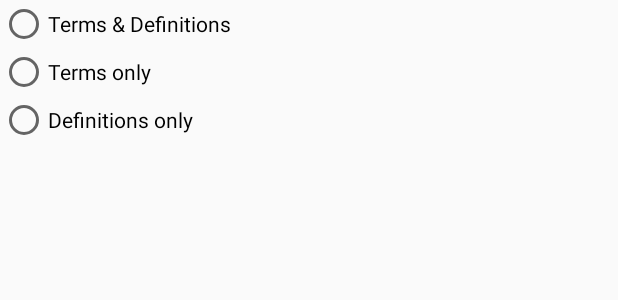
After one commit to padmasambhava/yoga-glossary-android, an Android app: the layout fragment_filter_options.xml on its own in the app's theme, with its tools: preview values and no code run, on a phone screen of 412 x 824 dp. The commit adds this screen. Shown: the top 300 px of the screen. Run offline under Robolectric (Android 15) with nearby library versions, the phone set to English and light mode, and no system bars.

Commit message:
filter things

```diff
--- a/app/src/main/java/uk/org/padma/yogaglossary/GEntry.java
+++ b/app/src/main/java/uk/org/padma/yogaglossary/GEntry.java
@@ -7,7 +7,7 @@ public class GEntry {
     public ArrayList<String> definition;
     public String search;
 
-    public GEntry(){ //String term, String definition) {
+    public GEntry(){
         this.definition = new ArrayList<String>();
     }
 }
--- /dev/null
+++ b/app/src/main/res/layout/fragment_filter_options.xml
@@ -0,0 +1,29 @@
+<LinearLayout xmlns:android="http://schemas.android.com/apk/res/android"
+    xmlns:tools="http://schemas.android.com/tools"
+    android:layout_width="match_parent"
+    android:layout_height="match_parent"
+    tools:context="uk.org.padma.yogaglossary.FilterOptionsDialogFragment">
+
+    <RadioGroup xmlns:android="http://schemas.android.com/apk/res/android"
+        android:layout_width="match_parent"
+        android:layout_height="wrap_content"
+        android:orientation="vertical">
+        <RadioButton android:id="@+id/radio_all"
+            android:layout_width="wrap_content"
+            android:layout_height="wrap_content"
+            android:text="Terms &amp; Definitions"
+            />
+        <RadioButton android:id="@+id/radio_terms"
+            android:layout_width="wrap_content"
+            android:layout_height="wrap_content"
+            android:text="Terms only"
+            />
+        <RadioButton android:id="@+id/radio_definitions"
+            android:layout_width="wrap_content"
+            android:layout_height="wrap_content"
+            android:text="Definitions only"
+            />
+    </RadioGroup>
+
+
+</LinearLayout>
--- a/app/src/main/res/layout/fragment_glossary.xml
+++ b/app/src/main/res/layout/fragment_glossary.xml
@@ -12,7 +12,7 @@
         android:layout_height="wrap_content">
 
         <Button
-            android:id="@+id/butt_filter_type"
+            android:id="@+id/butt_filter_options"
             android:layout_width="100dp"
             android:layout_height="wrap_content"
             android:layout_marginRight="10dp"
@@ -25,8 +25,8 @@
             android:layout_width="wrap_content"
             android:layout_height="wrap_content"
             android:layout_weight="10"
-            android:inputType="textFilter"
-            />
+            android:hint="filter"
+            android:inputType="textFilter" />
 
         <Button
             android:id="@+id/butt_clear"
```
Also changed, not shown: app/src/main/java/uk/org/padma/yogaglossary/FilterOptionsDialogFragment.java (added, +126 -0 lines), app/src/main/java/uk/org/padma/yogaglossary/GlossaryAdapter.java (+63 -27 lines), app/src/main/java/uk/org/padma/yogaglossary/GlossaryFragment.java (+46 -26 lines).
